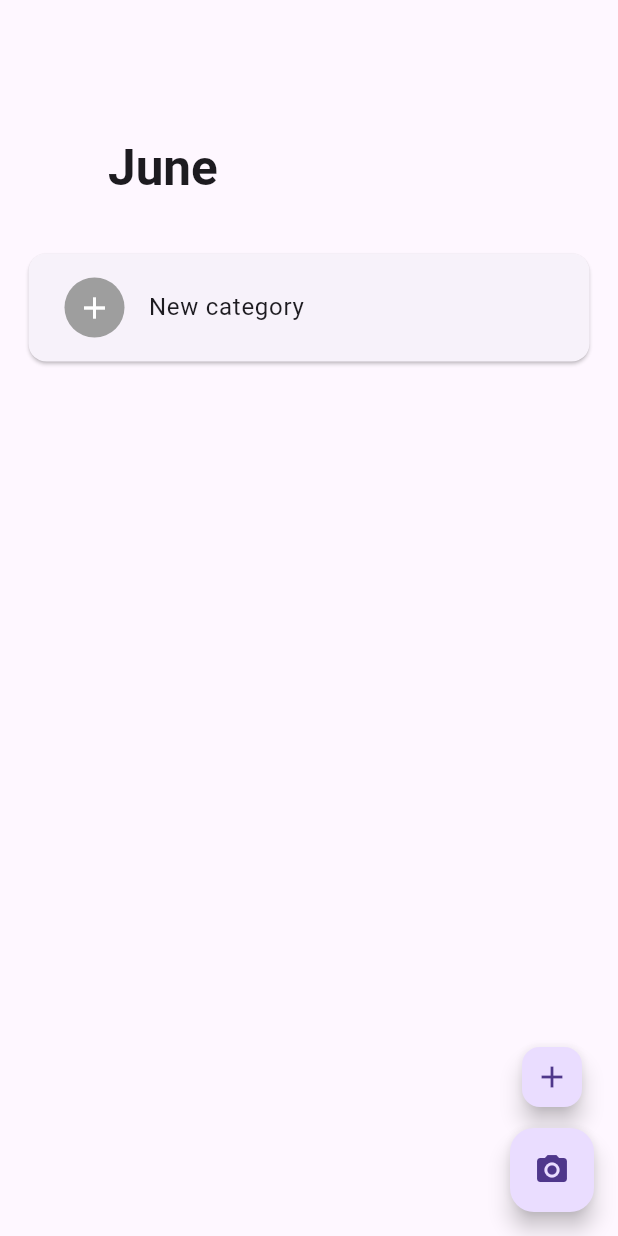
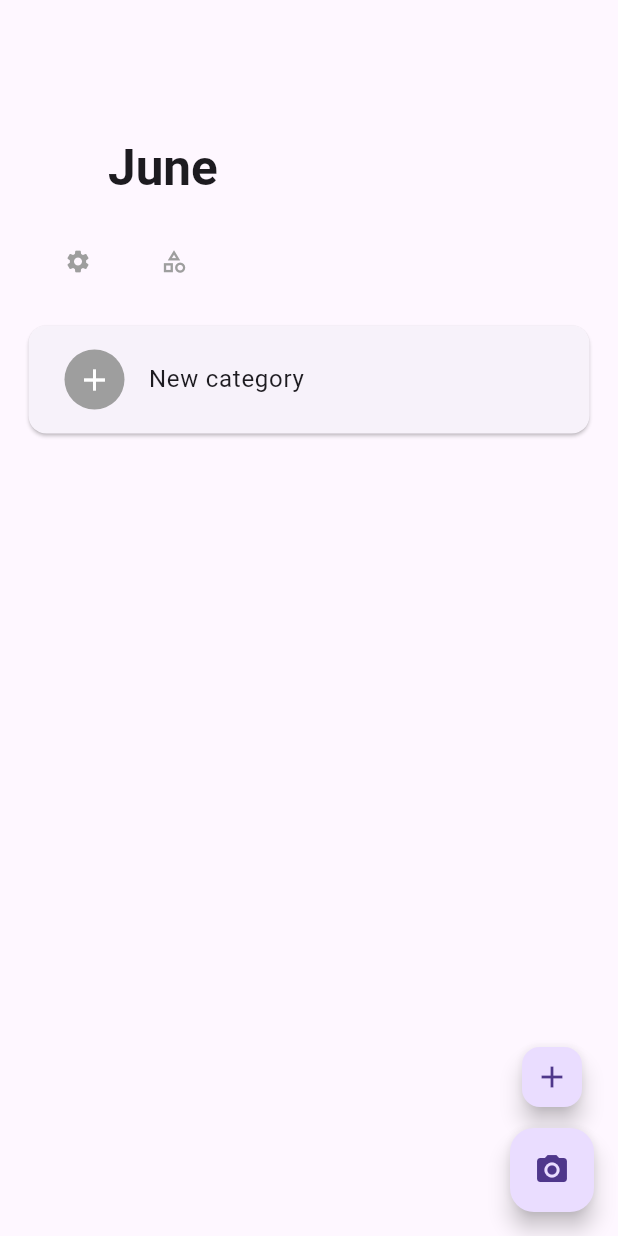
Before and after one commit to ChrisPC-39/tracker, a Flutter app: the screen it shows once a user with an empty profile is signed in, on a phone screen of 412 x 824 dp. Run offline on Flutter 3.47's test engine with Material 3 defaults, Android fonts, the phone set to English and light mode, and no system bars; our stand-ins replace cloud_firestore, firebase_auth, firebase_core, firebase_vertexai, flutter_colorpicker, image_picker; missing offline and left inert: flutter_iconpicker, google_mlkit_text_recognition; accounts and stored records are empty; generated files the repository leaves out were written again.

```diff
--- a/lib/screens/fin_screen.dart
+++ b/lib/screens/fin_screen.dart
@@ -173,18 +173,53 @@ class _FinScreenState extends State<FinScreen> {
                 )
               : SliverList(
                   delegate: SliverChildBuilderDelegate(
-                    childCount: categories.length + 2,
+                    childCount: categories.length + 3,
                     (BuildContext context, int index) {
-                      if (index == categories.length) {
+                      if(index == 0) {
+                        return _buildMenu();
+                      }
+                      if (index == categories.length + 1) {
                         return _buildEmptyCategory();
                       }
-                      if (index == categories.length + 1) {
+                      if (index == categories.length + 2) {
                         return Container(height: 150);
                       }
-                      return categoryStream(index);
+                      return categoryStream(index - 1);
                     },
                   ),
                 ),
+        ],
+      ),
+    );
+  }
+
+  Widget _buildMenu() {
+    return Padding(
+      padding: const EdgeInsets.only(left: 20, right: 20),
+      child: Row(
+        children: [
+          TextButton(
+            onPressed: () {
+            },
+            child: const Icon(Icons.settings, color: Colors.grey),
+          ),
+          TextButton(
+            onPressed: () {
+              Navigator.pushReplacement(
+                context,
+                MaterialPageRoute(
+                  builder: (context) => CategoryTransactionScreen(
+                    parentScreen: const FinScreen(),
+                    type: "",
+                    codePoint: Icons.category_outlined.codePoint,
+                    colorValue: Colors.transparent.value,
+                    callBack: (newVal, colorValue, codepoint) {},
+                  ),
+                ),
+              );
+            },
+            child: const Icon(Icons.category_outlined, color: Colors.grey),
+          ),
         ],
       ),
     );
```
Also changed, not shown: lib/screens/category_transaction_screen.dart (+7 -2 lines).
